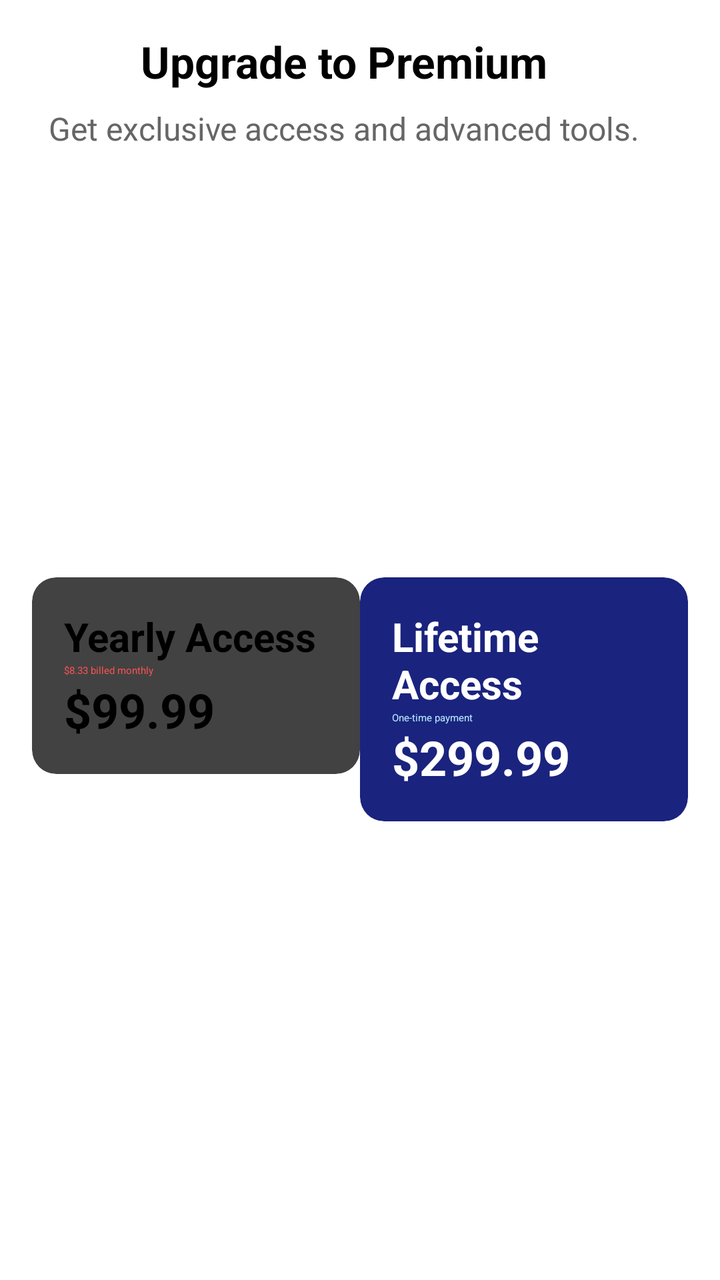
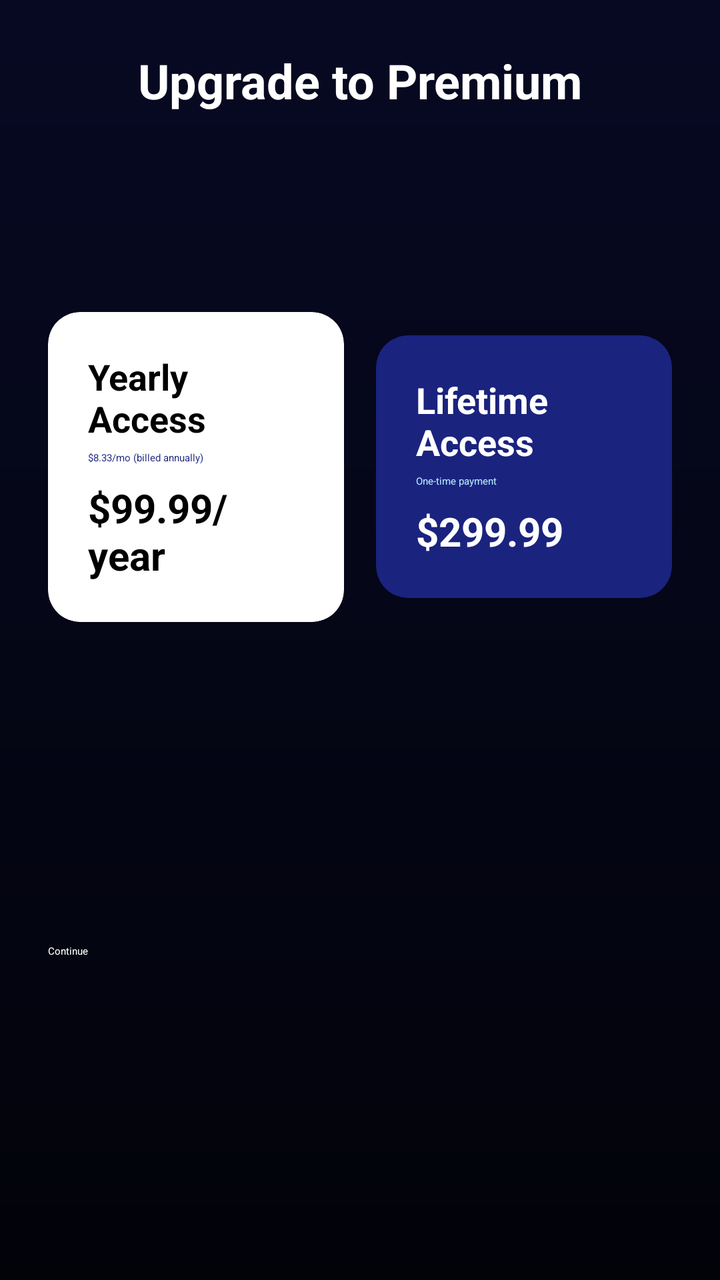

The first picture is an Android layout as it rendered before a commit; the second is the same layout after the commit. The layout source and the unified diff follow.
<!-- AndroidManifest.xml: application theme Nemosofts.ThemeEngine.DayNight -->
<!-- res/layout/activity_subscription.xml -->
<?xml version="1.0" encoding="utf-8"?>
<androidx.constraintlayout.widget.ConstraintLayout
    xmlns:android="http://schemas.android.com/apk/res/android"
    xmlns:app="http://schemas.android.com/apk/res-auto"
    android:layout_width="match_parent"
    android:layout_height="match_parent"
    android:padding="16dp">

    
    <LinearLayout
        android:id="@+id/info_section"
        android:layout_width="match_parent"
        android:layout_height="wrap_content"
        android:orientation="vertical"
        android:gravity="center"
        app:layout_constraintStart_toStartOf="parent"
        app:layout_constraintTop_toTopOf="parent"
        app:layout_constraintEnd_toEndOf="parent"
        android:layout_marginEnd="16dp">

        <TextView
            android:layout_width="match_parent"
            android:layout_height="wrap_content"
            android:text="Upgrade to Premium"
            android:textAlignment="center"
            android:textSize="22sp"
            android:textStyle="bold"
            android:layout_marginBottom="8dp" />

        <TextView
            android:layout_width="match_parent"
            android:layout_height="wrap_content"
            android:text="Get exclusive access and advanced tools."
            android:textAlignment="center"
            android:textSize="16sp"
            android:textColor="#666666" />
    </LinearLayout>

    
    <LinearLayout
        android:id="@+id/plans_section"
        android:layout_width="match_parent"
        android:layout_height="wrap_content"
        android:orientation="horizontal"
        app:layout_constraintEnd_toEndOf="parent"
        app:layout_constraintTop_toBottomOf="@id/info_section"
        app:layout_constraintBottom_toBottomOf="parent"
        app:layout_constraintStart_toStartOf="parent"
        android:layout_weight="2">

        
        <androidx.cardview.widget.CardView
            android:id="@+id/btn_yearly"
            android:layout_weight="1"
            android:layout_width="match_parent"
            android:layout_height="wrap_content"
            android:layout_marginBottom="16dp"
            app:cardCornerRadius="12dp"
            app:cardElevation="6dp">

            <LinearLayout
                android:layout_width="match_parent"
                android:layout_height="wrap_content"
                android:orientation="vertical"
                android:padding="16dp">

                <TextView
                    android:layout_width="wrap_content"
                    android:layout_height="wrap_content"
                    android:text="Yearly Access"
                    android:textSize="20sp"
                    android:textStyle="bold" />

                <TextView
                    android:id="@+id/tv_yearly_per_month"
                    android:layout_width="wrap_content"
                    android:layout_height="wrap_content"
                    android:text="$8.33 billed monthly"
                    android:textColor="#FF5252" />

                <TextView
                    android:id="@+id/tv_yearly_price"
                    android:layout_width="wrap_content"
                    android:layout_height="wrap_content"
                    android:text="$99.99"
                    android:textSize="24sp"
                    android:textStyle="bold" />
            </LinearLayout>
        </androidx.cardview.widget.CardView>

        
        <androidx.cardview.widget.CardView
            android:layout_weight="1"
            android:id="@+id/btn_lifetime"
            android:layout_width="match_parent"
            android:layout_height="wrap_content"
            app:cardCornerRadius="12dp"
            app:cardElevation="6dp"
            app:cardBackgroundColor="#1A237E">

            <LinearLayout
                android:layout_width="match_parent"
                android:layout_height="wrap_content"
                android:orientation="vertical"
                android:padding="16dp">

                <TextView
                    android:layout_width="wrap_content"
                    android:layout_height="wrap_content"
                    android:text="Lifetime Access"
                    android:textColor="#FFFFFF"
                    android:textSize="20sp"
                    android:textStyle="bold" />

                <TextView
                    android:layout_width="wrap_content"
                    android:layout_height="wrap_content"
                    android:text="One-time payment"
                    android:textColor="#B3E5FC" />

                <TextView
                    android:id="@+id/tv_lifetime_price"
                    android:layout_width="wrap_content"
                    android:layout_height="wrap_content"
                    android:text="$299.99"
                    android:textColor="#FFFFFF"
                    android:textSize="24sp"
                    android:textStyle="bold" />
            </LinearLayout>
        </androidx.cardview.widget.CardView>
    </LinearLayout>
</androidx.constraintlayout.widget.ConstraintLayout>
<!-- resources referenced by this layout -->
<resources>

</resources>

<!-- the commit's change to res/layout/activity_subscription.xml (unified diff, before → after) -->
@@ -1,120 +1,126 @@
 <?xml version="1.0" encoding="utf-8"?>
-<androidx.constraintlayout.widget.ConstraintLayout
-    xmlns:android="http://schemas.android.com/apk/res/android"
+<androidx.constraintlayout.widget.ConstraintLayout xmlns:android="http://schemas.android.com/apk/res/android"
     xmlns:app="http://schemas.android.com/apk/res-auto"
     android:layout_width="match_parent"
     android:layout_height="match_parent"
-    android:padding="16dp">
+    android:background="@drawable/bg_dark"
+    android:padding="24dp">
 
-    
-    <LinearLayout
-        android:id="@+id/info_section"
-        android:layout_width="match_parent"
+    <TextView
+        android:id="@+id/tv_title"
+        android:layout_width="0dp"
         android:layout_height="wrap_content"
-        android:orientation="vertical"
-        android:gravity="center"
+        android:text="Upgrade to Premium"
+        android:textAlignment="center"
+        android:textColor="@color/white"
+        android:textSize="24sp"
+        android:textStyle="bold"
+        app:layout_constraintEnd_toEndOf="parent"
         app:layout_constraintStart_toStartOf="parent"
-        app:layout_constraintTop_toTopOf="parent"
+        app:layout_constraintTop_toTopOf="parent" />
+
+    <TextView
+        android:id="@+id/tv_subtitle"
+        android:layout_width="0dp"
+        android:layout_height="wrap_content"
+        android:layout_marginTop="8dp"
+        android:text="Your 7-day trial is ending — activate now to remove ads and continue using the app without interruption!"
+        android:textAlignment="center"
+        android:textColor="@color/ns_white"
+        android:textSize="16sp"
+        android:layout_marginEnd="@dimen/_40sdp"
+        android:layout_marginStart="@dimen/_40sdp"
         app:layout_constraintEnd_toEndOf="parent"
-        android:layout_marginEnd="16dp">
-
-        <TextView
-            android:layout_width="match_parent"
-            android:layout_height="wrap_content"
-            android:text="Upgrade to Premium"
-            android:textAlignment="center"
-            android:textSize="22sp"
-            android:textStyle="bold"
-            android:layout_marginBottom="8dp" />
-
-        <TextView
-            android:layout_width="match_parent"
-            android:layout_height="wrap_content"
-            android:text="Get exclusive access and advanced tools."
-            android:textAlignment="center"
-            android:textSize="16sp"
-            android:textColor="#666666" />
-    </LinearLayout>
+        app:layout_constraintStart_toStartOf="parent"
+        app:layout_constraintTop_toBottomOf="@id/tv_title" />
 
     
     <LinearLayout
         android:id="@+id/plans_section"
-        android:layout_width="match_parent"
+        android:layout_width="0dp"
         android:layout_height="wrap_content"
+        android:layout_marginTop="32dp"
+        android:gravity="center"
         android:orientation="horizontal"
+        android:weightSum="2"
         app:layout_constraintEnd_toEndOf="parent"
-        app:layout_constraintTop_toBottomOf="@id/info_section"
-        app:layout_constraintBottom_toBottomOf="parent"
         app:layout_constraintStart_toStartOf="parent"
-        android:layout_weight="2">
+        app:layout_constraintTop_toBottomOf="@id/tv_subtitle">
 
         
         <androidx.cardview.widget.CardView
             android:id="@+id/btn_yearly"
+            android:layout_width="0dp"
+            android:layout_height="wrap_content"
+            android:layout_marginEnd="8dp"
             android:layout_weight="1"
-            android:layout_width="match_parent"
-            android:layout_height="wrap_content"
-            android:layout_marginBottom="16dp"
-            app:cardCornerRadius="12dp"
-            app:cardElevation="6dp">
+            app:cardBackgroundColor="@color/white"
+            app:cardCornerRadius="16dp"
+            app:cardElevation="8dp">
 
             <LinearLayout
                 android:layout_width="match_parent"
                 android:layout_height="wrap_content"
                 android:orientation="vertical"
-                android:padding="16dp">
+                android:padding="20dp">
 
                 <TextView
                     android:layout_width="wrap_content"
                     android:layout_height="wrap_content"
                     android:text="Yearly Access"
-                    android:textSize="20sp"
+                    android:textColor="@color/black"
+                    android:textSize="18sp"
                     android:textStyle="bold" />
 
                 <TextView
                     android:id="@+id/tv_yearly_per_month"
                     android:layout_width="wrap_content"
                     android:layout_height="wrap_content"
-                    android:text="$8.33 billed monthly"
-                    android:textColor="#FF5252" />
+                    android:layout_marginTop="4dp"
+                    android:text="$8.33/mo (billed annually)"
+                    android:textColor="#1A237E" />
 
                 <TextView
                     android:id="@+id/tv_yearly_price"
                     android:layout_width="wrap_content"
                     android:layout_height="wrap_content"
-                    android:text="$99.99"
-                    android:textSize="24sp"
+                    android:layout_marginTop="8dp"
+                    android:text="$99.99/year"
+                    android:textColor="@color/black"
+                    android:textSize="20sp"
                     android:textStyle="bold" />
             </LinearLayout>
         </androidx.cardview.widget.CardView>
 
         
         <androidx.cardview.widget.CardView
+            android:id="@+id/btn_lifetime"
+            android:layout_width="0dp"
+            android:layout_height="wrap_content"
+            android:layout_marginStart="8dp"
             android:layout_weight="1"
-            android:id="@+id/btn_lifetime"
-            android:layout_width="match_parent"
-            android:layout_height="wrap_content"
-            app:cardCornerRadius="12dp"
-            app:cardElevation="6dp"
-            app:cardBackgroundColor="#1A237E">
+            app:cardBackgroundColor="#1A237E"
+            app:cardCornerRadius="16dp"
+            app:cardElevation="8dp">
 
             <LinearLayout
                 android:layout_width="match_parent"
                 android:layout_height="wrap_content"
                 android:orientation="vertical"
-                android:padding="16dp">
+                android:padding="20dp">
 
                 <TextView
                     android:layout_width="wrap_content"
                     android:layout_height="wrap_content"
                     android:text="Lifetime Access"
-                    android:textColor="#FFFFFF"
-                    android:textSize="20sp"
+                    android:textColor="@android:color/white"
+                    android:textSize="18sp"
                     android:textStyle="bold" />
 
                 <TextView
                     android:layout_width="wrap_content"
                     android:layout_height="wrap_content"
+                    android:layout_marginTop="4dp"
                     android:text="One-time payment"
                     android:textColor="#B3E5FC" />
 
@@ -122,11 +128,27 @@
                     android:id="@+id/tv_lifetime_price"
                     android:layout_width="wrap_content"
                     android:layout_height="wrap_content"
+                    android:layout_marginTop="8dp"
                     android:text="$299.99"
-                    android:textColor="#FFFFFF"
-                    android:textSize="24sp"
+                    android:textColor="@android:color/white"
+                    android:textSize="20sp"
                     android:textStyle="bold" />
             </LinearLayout>
         </androidx.cardview.widget.CardView>
     </LinearLayout>
+
+    
+    <Button
+        android:id="@+id/btn_continue"
+        android:layout_width="0dp"
+        android:layout_height="wrap_content"
+        android:layout_marginTop="24dp"
+        android:backgroundTint="#1A237E"
+        android:text="Continue"
+        android:textAllCaps="false"
+        android:textColor="@android:color/white"
+        app:layout_constraintBottom_toBottomOf="parent"
+        app:layout_constraintEnd_toEndOf="parent"
+        app:layout_constraintStart_toStartOf="parent"
+        app:layout_constraintTop_toBottomOf="@id/plans_section" />
 </androidx.constraintlayout.widget.ConstraintLayout>
<!-- resource entries referenced after the edit -->
@@ -1,5 +1,17 @@
 <!-- resources referenced by this layout -->
 <resources>
-
+  <color name="black">#000000</color>
+  <color name="white">#FFFFFF</color>
+  <!-- drawable bg_dark (drawable) -->
+  <?xml version="1.0" encoding="utf-8"?>
+  <shape xmlns:android="http://schemas.android.com/apk/res/android">
+  
+      <gradient
+          android:angle="90"
+          android:startColor="#020309"
+          android:endColor="#070923"
+          android:type="linear"/>
+  
+  </shape>
 </resources>
 
